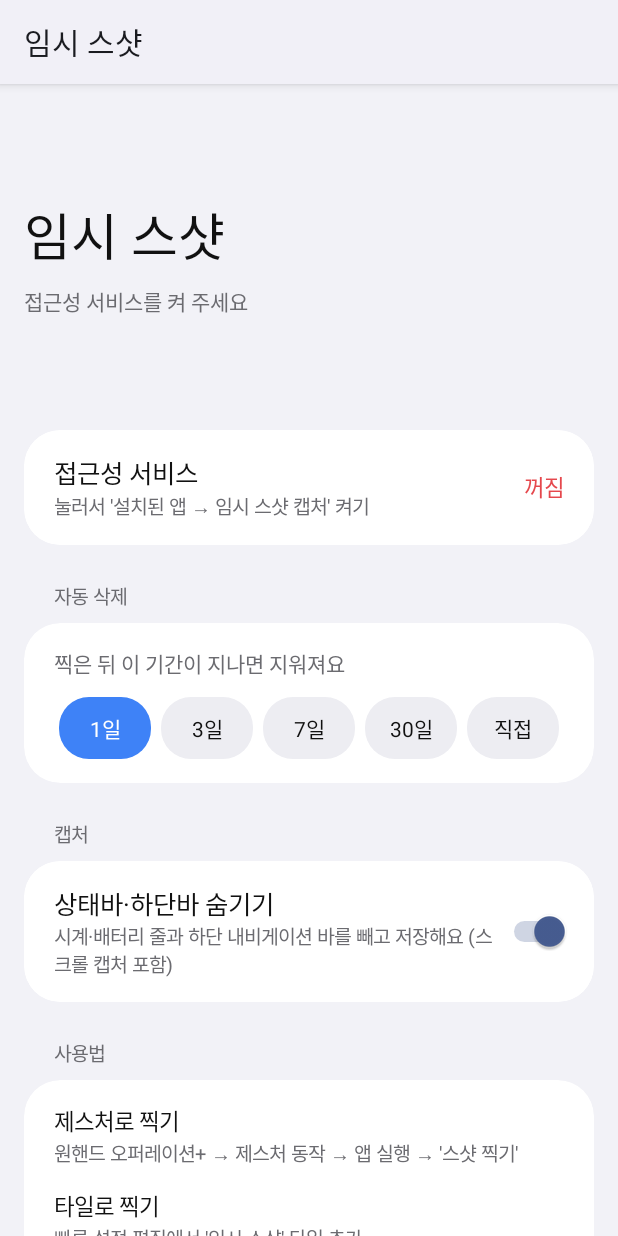
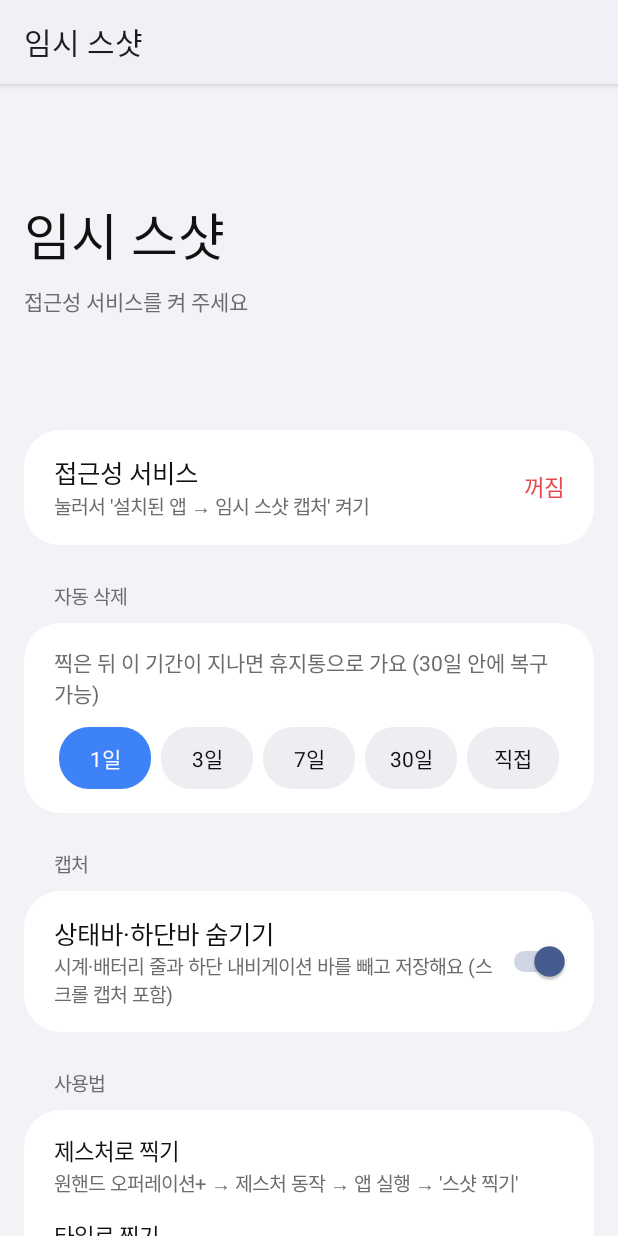
Before and after one commit to hee6635/screenshot, an Android app: the MainActivity screen opened directly, with no data from a screen before it, after a tap on an icon or button, on a phone screen of 412 x 824 dp. Run offline under Robolectric (Android 15) with nearby library versions, the phone set to English and light mode, and no system bars; 1 other tap on this screen came first.

```diff
--- a/app/src/main/java/com/hee/tempshot/MainActivity.java
+++ b/app/src/main/java/com/hee/tempshot/MainActivity.java
@@ -83,7 +83,7 @@ public class MainActivity extends Activity {
         col.addView(sectionTitle("자동 삭제"));
         LinearLayout period = card();
         period.setPadding(ui.dp(20), ui.dp(16), ui.dp(20), ui.dp(16));
-        period.addView(ui.text("찍은 뒤 이 기간이 지나면 지워져요", 14, ui.subText));
+        period.addView(ui.text("찍은 뒤 이 기간이 지나면 휴지통으로 가요 (30일 안에 복구 가능)", 14, ui.subText));
         chips = new LinearLayout(this);
         chips.setPadding(0, ui.dp(12), 0, 0);
         period.addView(chips);
@@ -215,7 +215,7 @@ public class MainActivity extends Activity {
     private void setDays(int d) {
         getSharedPreferences(ShotService.PREFS, MODE_PRIVATE).edit().putInt(ShotService.KEY_DAYS, d).apply();
         int n = ShotService.cleanup(this);
-        if (n > 0) Toast.makeText(this, "지난 스샷 " + n + "개를 지웠어요", Toast.LENGTH_SHORT).show();
+        if (n > 0) Toast.makeText(this, "지난 스샷 " + n + "개를 휴지통으로 옮겼어요", Toast.LENGTH_SHORT).show();
         renderChips();
         refreshStatus();
     }
```
Also changed, not shown: app/src/main/java/com/hee/tempshot/ShotService.java (+14 -4 lines).
